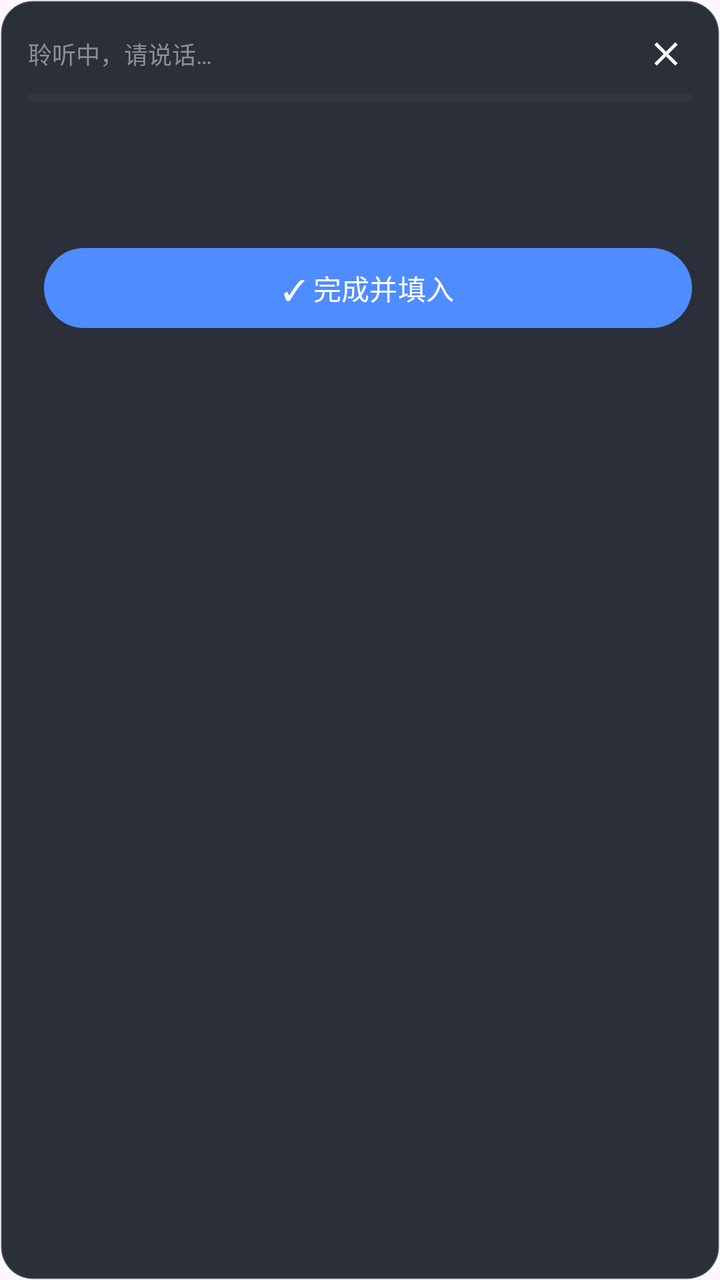
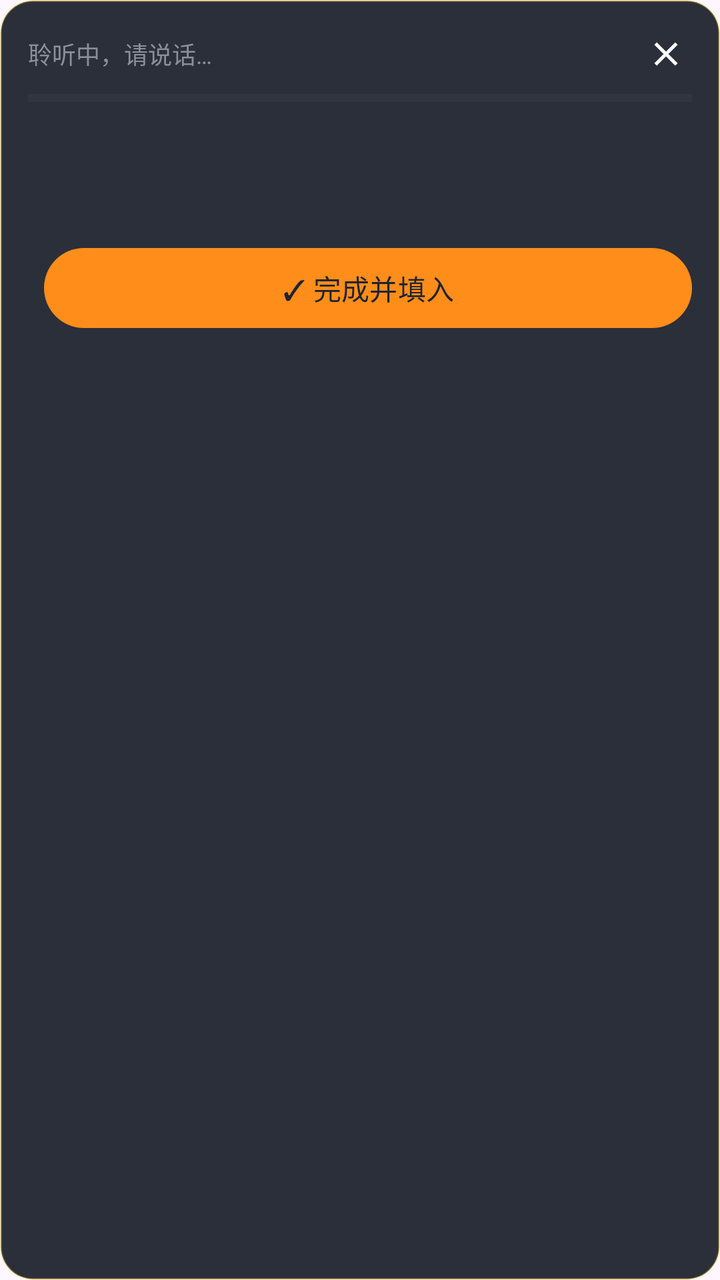

Screens rendered from an Android XML layout before and after an edit, with the pre-edit source and the edit as a unified diff.
<!-- AndroidManifest.xml: application theme Theme.QwenVoiceInput -->
<!-- res/layout/view_panel.xml -->
<?xml version="1.0" encoding="utf-8"?>
<LinearLayout xmlns:android="http://schemas.android.com/apk/res/android"
    android:layout_width="match_parent"
    android:layout_height="wrap_content"
    android:background="@drawable/bg_panel"
    android:orientation="vertical"
    android:padding="14dp">

    <LinearLayout
        android:id="@+id/panel_header"
        android:layout_width="match_parent"
        android:layout_height="wrap_content"
        android:gravity="center_vertical"
        android:orientation="horizontal"
        android:paddingBottom="4dp">

        <TextView
            android:id="@+id/tv_status"
            android:layout_width="0dp"
            android:layout_height="wrap_content"
            android:layout_weight="1"
            android:text="@string/panel_listening"
            android:textColor="#FF8A8F99"
            android:textSize="12sp" />

        <ImageView
            android:id="@+id/btn_cancel"
            android:layout_width="26dp"
            android:layout_height="26dp"
            android:contentDescription="@string/cancel"
            android:padding="3dp"
            android:src="@drawable/ic_close" />
    </LinearLayout>

    <ProgressBar
        android:id="@+id/level_bar"
        style="?android:attr/progressBarStyleHorizontal"
        android:layout_width="match_parent"
        android:layout_height="6dp"
        android:layout_marginTop="2dp"
        android:max="100"
        android:progress="0"
        android:progressTint="#FF4F8CFF" />

    <ScrollView
        android:layout_width="match_parent"
        android:layout_height="wrap_content"
        android:layout_marginTop="8dp"
        android:maxHeight="220dp">

        <LinearLayout
            android:layout_width="match_parent"
            android:layout_height="wrap_content"
            android:orientation="vertical">

            <TextView
                android:id="@+id/tv_final"
                android:layout_width="match_parent"
                android:layout_height="wrap_content"
                android:minHeight="24dp"
                android:textColor="#FFE6E6E6"
                android:textSize="15sp" />

            <TextView
                android:id="@+id/tv_interim"
                android:layout_width="match_parent"
                android:layout_height="wrap_content"
                android:layout_marginTop="6dp"
                android:minHeight="20dp"
                android:textColor="#FFFFD66B"
                android:textSize="14sp" />

            <TextView
                android:id="@+id/tv_error"
                android:layout_width="match_parent"
                android:layout_height="wrap_content"
                android:layout_marginTop="6dp"
                android:textColor="#FFFF6B6B"
                android:textSize="13sp"
                android:visibility="gone" />
        </LinearLayout>
    </ScrollView>

    <LinearLayout
        android:layout_width="match_parent"
        android:layout_height="wrap_content"
        android:layout_marginTop="10dp"
        android:orientation="horizontal">

        <Button
            android:id="@+id/btn_retry"
            android:layout_width="0dp"
            android:layout_height="wrap_content"
            android:layout_weight="1"
            android:text="@string/retry"
            android:visibility="gone" />

        <Button
            android:id="@+id/btn_insert"
            android:layout_width="0dp"
            android:layout_height="wrap_content"
            android:layout_marginStart="8dp"
            android:layout_weight="1.6"
            android:text="@string/finish_and_insert" />
    </LinearLayout>
</LinearLayout>
<!-- resources referenced by this layout -->
<resources>
  <!-- drawable bg_panel (drawable) -->
  <?xml version="1.0" encoding="utf-8"?>
  <shape xmlns:android="http://schemas.android.com/apk/res/android"
      android:shape="rectangle">
      <solid android:color="#F21F2430" />
      <corners android:radius="16dp" />
      <stroke
          android:width="1dp"
          android:color="#33FFFFFF" />
  </shape>
  <!-- drawable ic_close (drawable) -->
  <vector xmlns:android="http://schemas.android.com/apk/res/android"
      android:width="24dp"
      android:height="24dp"
      android:viewportWidth="24"
      android:viewportHeight="24">
      <path
          android:fillColor="#FFFFFFFF"
          android:pathData="M19,6.41L17.59,5 12,10.59 6.41,5 5,6.41 10.59,12 5,17.59 6.41,19 12,13.41 17.59,19 19,17.59 13.41,12z" />
  </vector>
  <string name="cancel">取消</string>
  <string name="finish_and_insert">✓ 完成并填入</string>
  <string name="panel_listening">聆听中，请说话…</string>
  <string name="retry">重试</string>
  <style name="Theme.QwenVoiceInput" parent="Theme.Material3.DayNight.NoActionBar">
          <item name="colorPrimary">@color/brand_500</item>
      </style>
  <color name="brand_500">#FF4F8CFF</color>
</resources>

<!-- the commit's change to res/layout/view_panel.xml (unified diff, before → after) -->
@@ -40,7 +40,7 @@
         android:layout_marginTop="2dp"
         android:max="100"
         android:progress="0"
-        android:progressTint="#FF4F8CFF" />
+        android:progressTint="#FFFFC300" />
 
     <ScrollView
         android:layout_width="match_parent"
<!-- resource entries referenced after the edit -->
@@ -8,7 +8,7 @@
       <corners android:radius="16dp" />
       <stroke
           android:width="1dp"
-          android:color="#33FFFFFF" />
+          android:color="#40FFC300" />
   </shape>
   <!-- drawable ic_close (drawable) -->
   <vector xmlns:android="http://schemas.android.com/apk/res/android"
@@ -26,7 +26,11 @@
   <string name="retry">重试</string>
   <style name="Theme.QwenVoiceInput" parent="Theme.Material3.DayNight.NoActionBar">
           <item name="colorPrimary">@color/brand_500</item>
+          <item name="colorOnPrimary">@color/on_brand</item>
+          <item name="colorSecondary">@color/brand_700</item>
       </style>
-  <color name="brand_500">#FF4F8CFF</color>
+  <color name="brand_500">#FFFF8D1A</color>
+  <color name="on_brand">#FF1F2430</color>
+  <color name="brand_700">#FFF57C00</color>
 </resources>
 
